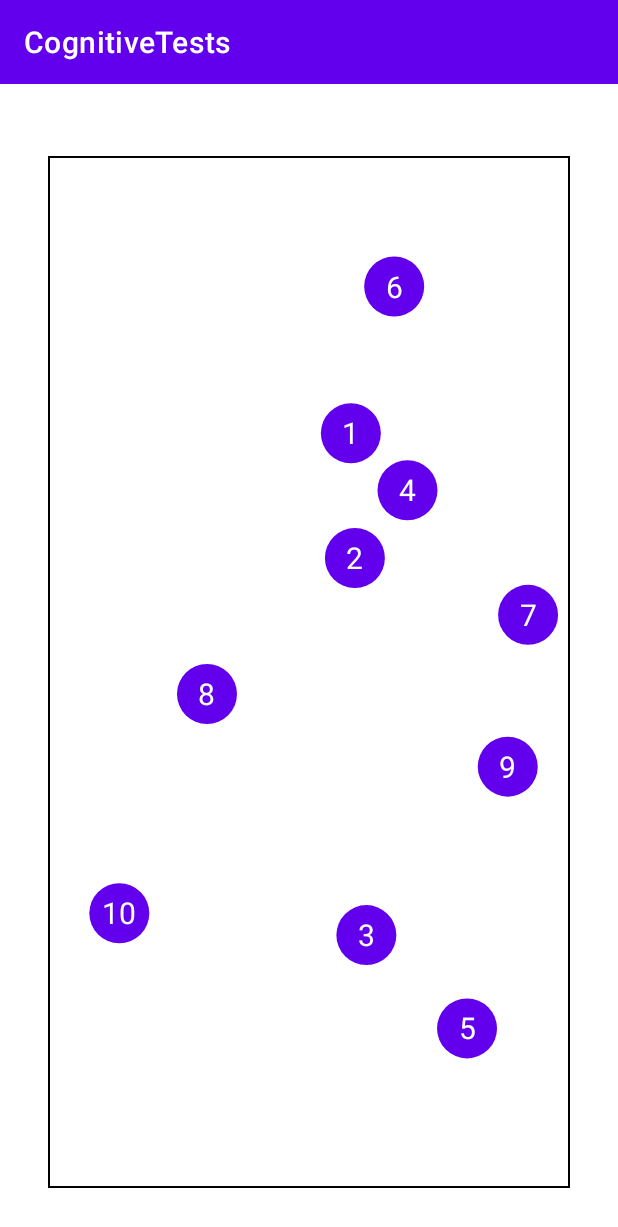
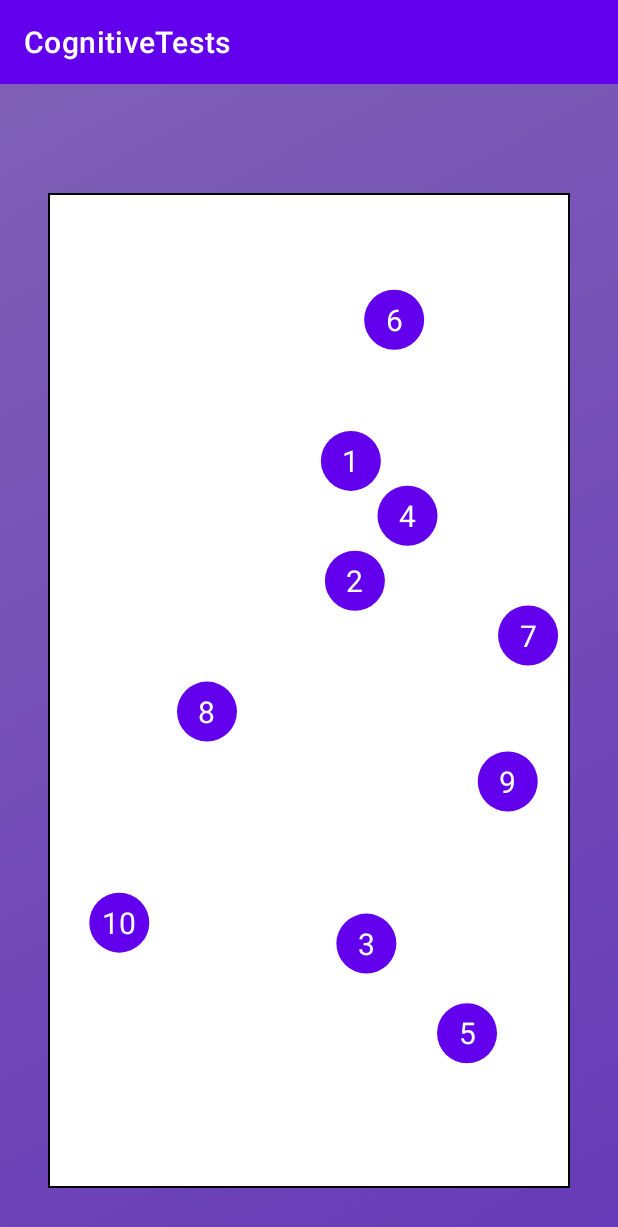
Before and after one commit to LethalDriver/CognitiveTests, an Android app: the TrailMakingTestFragment screen opened through its navigation route, on a phone screen of 412 x 824 dp. Shown: the top 1227 px of the screen. Run offline under Robolectric (Android 15) with nearby library versions, the phone set to English and light mode, and no system bars.

Commit message:
Styled trail making test

```diff
--- a/app/src/main/res/drawable/border.xml
+++ b/app/src/main/res/drawable/border.xml
@@ -1,5 +1,5 @@
 <?xml version="1.0" encoding="utf-8"?>
 <shape xmlns:android="http://schemas.android.com/apk/res/android">
-    <solid android:color="@android:color/transparent" />
+    <solid android:color="@android:color/white" />
     <stroke android:color="@android:color/black" android:width="1dp" />
 </shape>
--- a/app/src/main/res/layout/fragment_trail_making_test.xml
+++ b/app/src/main/res/layout/fragment_trail_making_test.xml
@@ -1,14 +1,12 @@
 <?xml version="1.0" encoding="utf-8"?>
-<FrameLayout xmlns:android="http://schemas.android.com/apk/res/android"
-    xmlns:tools="http://schemas.android.com/tools"
+
+<LinearLayout
     android:layout_width="match_parent"
+    android:orientation="vertical"
     android:layout_height="match_parent"
-    xmlns:app="http://schemas.android.com/apk/res-auto"
-    tools:context=".fragment.TrailMakingTestFragment">
-
-    <androidx.constraintlayout.widget.ConstraintLayout
-        android:layout_width="match_parent"
-        android:layout_height="match_parent">
+    xmlns:android="http://schemas.android.com/apk/res/android"
+    android:background="@drawable/gradient_background"
+    >
 
         <TextView
             android:id="@+id/tvTimer"
@@ -17,25 +15,18 @@
             android:layout_marginHorizontal="32dp"
             android:gravity="center"
             android:layout_marginTop="16dp"
-            app:layout_constraintEnd_toEndOf="parent"
-            app:layout_constraintStart_toStartOf="parent"
-            app:layout_constraintTop_toTopOf="parent"
-            android:textSize="20sp"
+            android:textSize="30sp"
+            android:textColor="@color/white"
             />
 
         <com.example.cognitivetests.view.TrailMakingTestView
             android:id="@+id/trailMakingTestView"
             android:layout_width="match_parent"
-            android:layout_height="match_parent"
+            android:layout_height="0dp"
+            android:layout_weight="1"
             android:layout_marginHorizontal="32dp"
-            android:layout_marginTop="48dp"
+            android:layout_marginTop="16dp"
             android:layout_marginBottom="32dp"
             android:background="@drawable/border"
-            app:layout_constraintBottom_toBottomOf="parent"
-            app:layout_constraintEnd_toEndOf="parent"
-            app:layout_constraintStart_toStartOf="parent"
-            app:layout_constraintTop_toBottomOf="@+id/tvTimer"
-            app:layout_constraintVertical_bias="1.0" />
-    </androidx.constraintlayout.widget.ConstraintLayout>
-
-</FrameLayout>
+            />
+    </LinearLayout>
```
